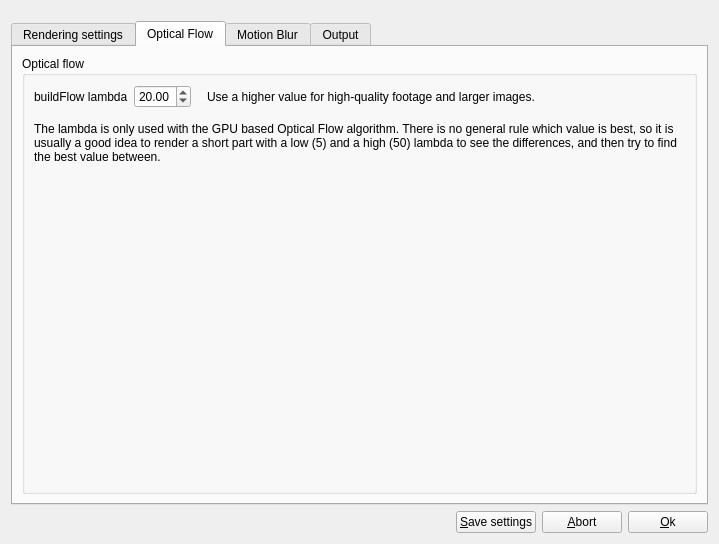
This is src/slowmoVideo/slowmoUI/dialogues/renderingDialog.ui in slowmoVideo/slowmoVideo as Qt 5 draws it before an edit. The edited form follows.
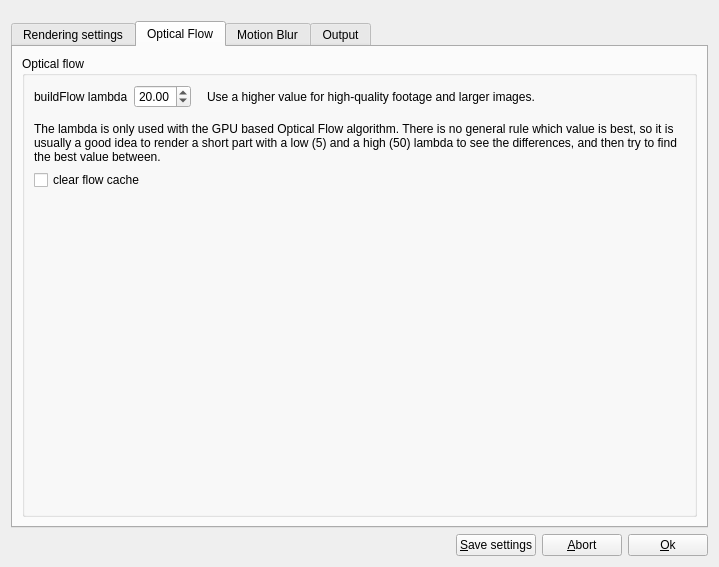
This is the edited form. The open tabs and pages were chosen to show the change.

Commit message: add a clear cache option, remove the background threading

Diff of the .ui file:
```diff
--- a/src/slowmoVideo/slowmoUI/dialogues/renderingDialog.ui
+++ b/src/slowmoVideo/slowmoUI/dialogues/renderingDialog.ui
@@ -7,7 +7,7 @@
     <x>0</x>
     <y>0</y>
     <width>719</width>
-    <height>544</height>
+    <height>567</height>
    </rect>
   </property>
   <property name="windowTitle">
@@ -451,6 +451,13 @@
             </item>
            </layout>
           </item>
+          <item>
+           <widget class="QCheckBox" name="clearcahce">
+            <property name="text">
+             <string>clear flow cache</string>
+            </property>
+           </widget>
+          </item>
           <item>
            <spacer name="verticalSpacer_3">
             <property name="orientation">
```
Left out of the diff: 2 changed lines with no effect on the pictures. The commit also changes 2 other files.
